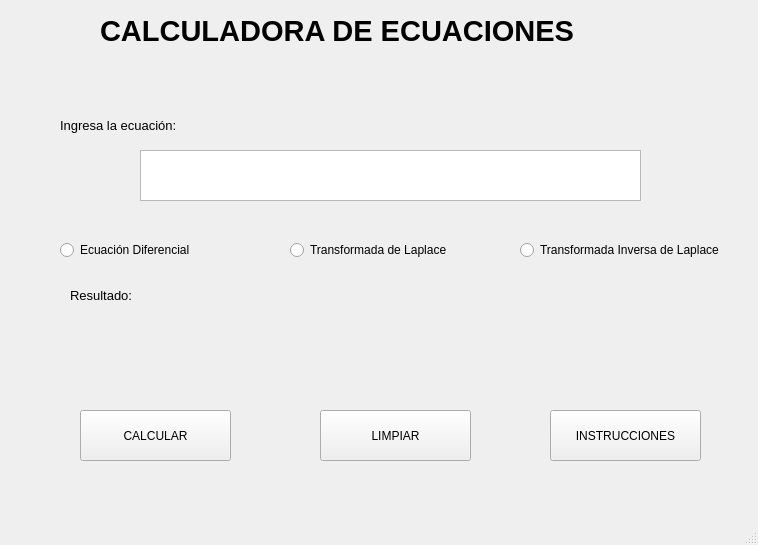
Qt form main.ui (MarcoRamirezGT/ProyectoFinalEcuas) before a commit.
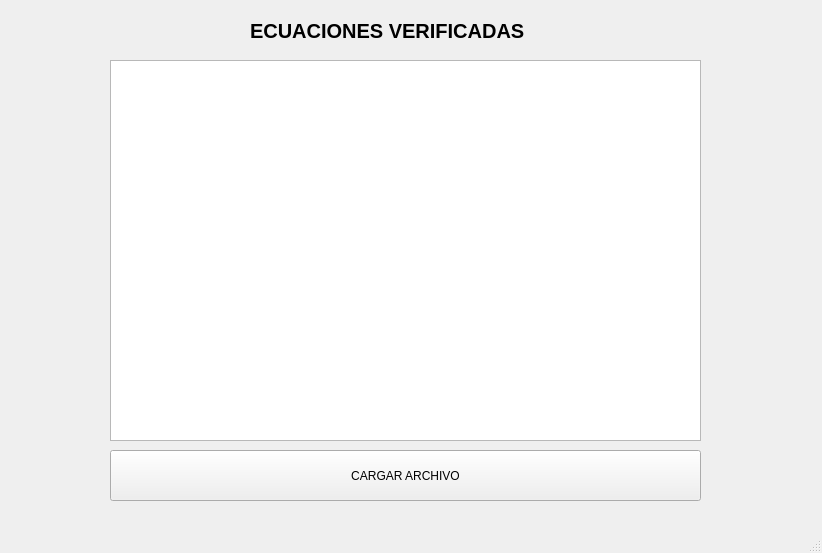
The same form after that commit.

What changed in the file:
```diff
--- a/main.ui
+++ b/main.ui
@@ -6,170 +6,56 @@
    <rect>
     <x>0</x>
     <y>0</y>
-    <width>758</width>
-    <height>545</height>
+    <width>822</width>
+    <height>553</height>
    </rect>
   </property>
   <property name="windowTitle">
    <string>MainWindow</string>
   </property>
   <widget class="QWidget" name="centralwidget">
-   <widget class="QPushButton" name="CALCULAR">
+   <widget class="QPlainTextEdit" name="texty">
     <property name="geometry">
      <rect>
-      <x>80</x>
-      <y>410</y>
-      <width>151</width>
+      <x>110</x>
+      <y>60</y>
+      <width>591</width>
+      <height>381</height>
+     </rect>
+    </property>
+   </widget>
+   <widget class="QPushButton" name="cargar">
+    <property name="geometry">
+     <rect>
+      <x>110</x>
+      <y>450</y>
+      <width>591</width>
       <height>51</height>
      </rect>
     </property>
     <property name="text">
-     <string>CALCULAR</string>
+     <string>CARGAR ARCHIVO</string>
     </property>
    </widget>
    <widget class="QLabel" name="label">
     <property name="geometry">
      <rect>
-      <x>100</x>
-      <y>0</y>
-      <width>601</width>
-      <height>61</height>
+      <x>250</x>
+      <y>10</y>
+      <width>351</width>
+      <height>41</height>
      </rect>
     </property>
     <property name="font">
      <font>
-      <family>Nirmala UI</family>
-      <pointsize>22</pointsize>
+      <family>MS Sans Serif</family>
+      <pointsize>15</pointsize>
       <weight>75</weight>
       <bold>true</bold>
      </font>
     </property>
     <property name="text">
-     <string>CALCULADORA DE ECUACIONES</string>
-    </property>
-   </widget>
-   <widget class="QPushButton" name="LIMPIAR">
-    <property name="geometry">
-     <rect>
-      <x>320</x>
-      <y>410</y>
-      <width>151</width>
-      <height>51</height>
-     </rect>
-    </property>
-    <property name="text">
-     <string>LIMPIAR</string>
-    </property>
-   </widget>
-   <widget class="QLabel" name="label_2">
-    <property name="geometry">
-     <rect>
-      <x>60</x>
-      <y>110</y>
-      <width>151</width>
-      <height>31</height>
-     </rect>
-    </property>
-    <property name="font">
-     <font>
-      <pointsize>10</pointsize>
-     </font>
-    </property>
-    <property name="text">
-     <string>Ingresa la ecuación:</string>
-    </property>
-   </widget>
-   <widget class="QRadioButton" name="ed">
-    <property name="geometry">
-     <rect>
-      <x>60</x>
-      <y>240</y>
-      <width>141</width>
-      <height>20</height>
-     </rect>
-    </property>
-    <property name="text">
-     <string>Ecuación Diferencial</string>
-    </property>
-   </widget>
-   <widget class="QRadioButton" name="tdl">
-    <property name="geometry">
-     <rect>
-      <x>290</x>
-      <y>240</y>
-      <width>181</width>
-      <height>20</height>
-     </rect>
-    </property>
-    <property name="text">
-     <string>Transformada de Laplace</string>
-    </property>
-   </widget>
-   <widget class="QRadioButton" name="tidl">
-    <property name="geometry">
-     <rect>
-      <x>520</x>
-      <y>240</y>
-      <width>221</width>
-      <height>20</height>
-     </rect>
-    </property>
-    <property name="text">
-     <string>Transformada Inversa de Laplace</string>
-    </property>
-   </widget>
-   <widget class="QPushButton" name="INSTU">
-    <property name="geometry">
-     <rect>
-      <x>550</x>
-      <y>410</y>
-      <width>151</width>
-      <height>51</height>
-     </rect>
-    </property>
-    <property name="text">
-     <string>INSTRUCCIONES</string>
-    </property>
-   </widget>
-   <widget class="QLabel" name="label_3">
-    <property name="geometry">
-     <rect>
-      <x>70</x>
-      <y>280</y>
-      <width>151</width>
-      <height>31</height>
-     </rect>
-    </property>
-    <property name="font">
-     <font>
-      <pointsize>10</pointsize>
-     </font>
-    </property>
-    <property name="text">
-     <string>Resultado:</string>
-    </property>
-   </widget>
-   <widget class="QLabel" name="resul">
-    <property name="geometry">
-     <rect>
-      <x>200</x>
-      <y>280</y>
-      <width>341</width>
-      <height>111</height>
-     </rect>
-    </property>
-    <property name="text">
-     <string/>
-    </property>
-   </widget>
-   <widget class="QTextEdit" name="ecua">
-    <property name="geometry">
-     <rect>
-      <x>140</x>
-      <y>150</y>
-      <width>501</width>
-      <height>51</height>
-     </rect>
+     <string>ECUACIONES VERIFICADAS</string>
     </property>
    </widget>
   </widget>
```
